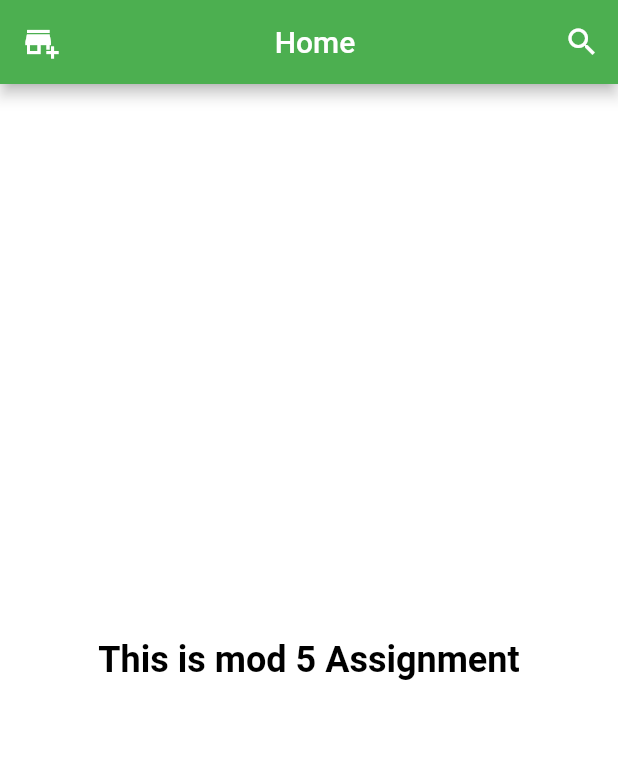
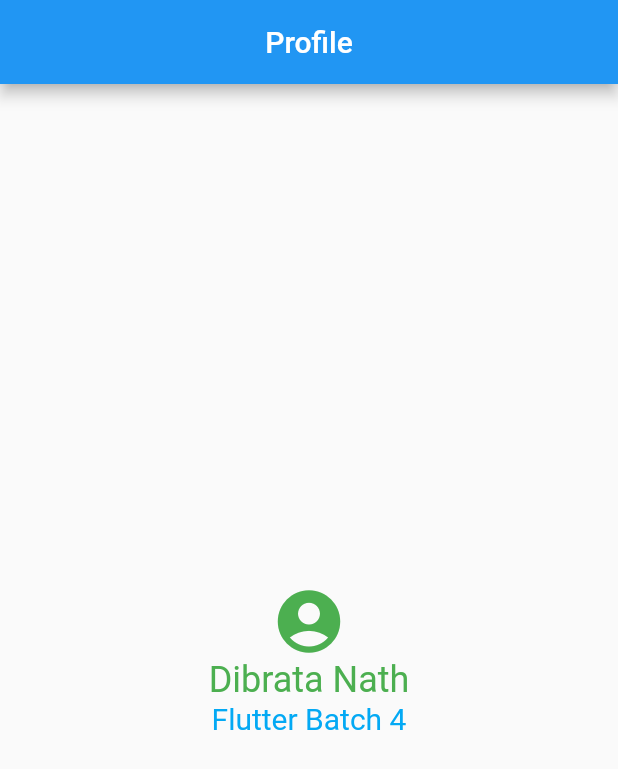
Before and after one commit to Dibratanath/Module_5_live_tast, a Flutter app: the screen it shows after launch, on a phone screen of 412 x 824 dp. Shown: the top 769 px of the screen. Run offline on Flutter 3.47's test engine with Material 2 defaults, Android fonts, the phone set to English and light mode, and no system bars.

Commit message:
Update main.dart

```diff
--- a/lib/main.dart
+++ b/lib/main.dart
@@ -1,28 +1,57 @@
 import 'package:flutter/material.dart';
-import 'package:flutter/scheduler.dart';
-void main(){
-  runApp(
-    MaterialApp(
 
-      home: Scaffold(
-        backgroundColor: Colors.white,
-        appBar: AppBar(
-          backgroundColor: Colors.green,
-          leading: Icon(Icons.add_business),
-          title:Center(
-          child:Text("Home"),
-          ),
-          actions: [IconButton(onPressed: (){},icon: Icon(Icons.search))],
-        ),
-        body: Center(
-          child: Text('This is mod 5 Assignment',style: TextStyle(
-            color: Colors.black,
-            fontSize: 24,
-            fontWeight: FontWeight.bold,
-          ),),
+void main() {
+  runApp(const MyApp());
+}
 
+class MyApp extends StatelessWidget {
+  const MyApp({super.key});
+  @override
+  Widget build(BuildContext context) {
+    return MaterialApp(
+      title: 'Flutter Demo',
+      theme: ThemeData(
+          primarySwatch: Colors.blue
+      ),
+      home: const HomePage(),
+    );
+  }
+}
+
+
+class HomePage extends StatelessWidget {
+  const HomePage({super.key});
+
+  @override
+  Widget build(BuildContext context) {
+    return Scaffold(
+      appBar: AppBar(
+        title: const Text("Profile"),
+        centerTitle: true,
+      ),
+      body: const SizedBox(
+        height: double.infinity,
+        width: double.infinity,
+        child: Column(
+          mainAxisAlignment: MainAxisAlignment.center,
+          crossAxisAlignment: CrossAxisAlignment.center,
+          children: [
+            Icon(
+              Icons.account_circle_rounded,
+              size: 50,
+              color: Colors.green,
+            ),
+            Text(
+              "Dibrata Nath",
+              style: TextStyle(color: Colors.green, fontSize: 24),
+            ),
+            Text(
+              "Flutter Batch 4",
+              style: TextStyle(color: Colors.lightBlue, fontSize: 20),
+            ),
+          ],
         ),
       ),
-    )
-  );
+    );
+  }
 }
```
